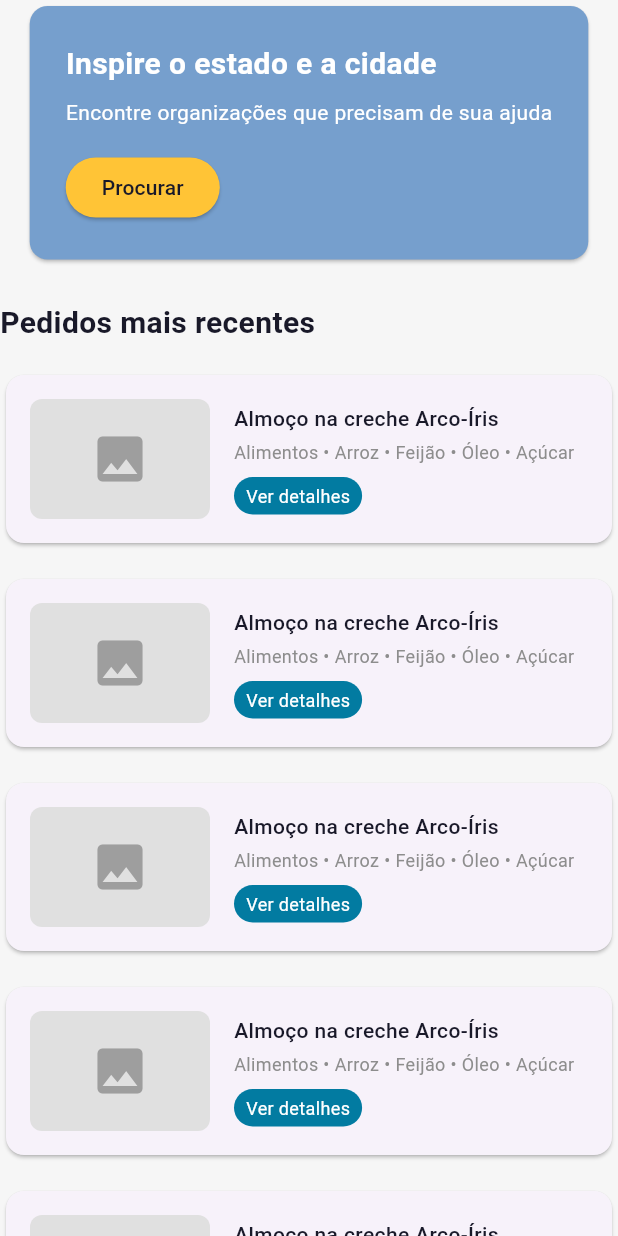
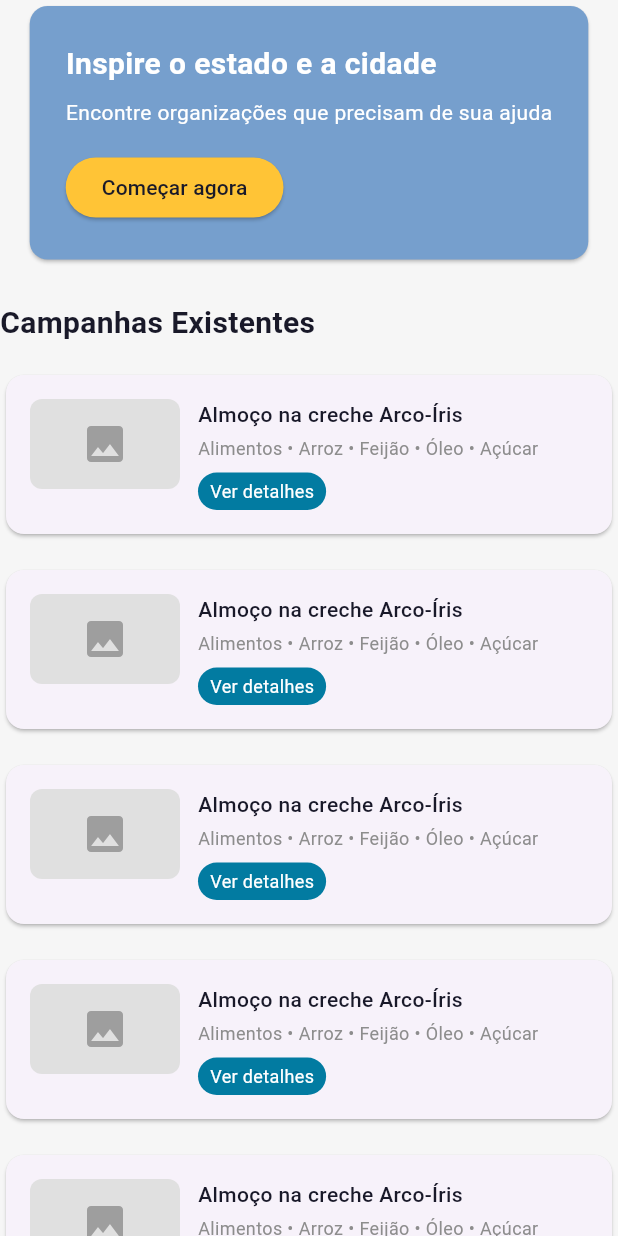
Before and after one commit to Fredericobarbosa/nacao_nutrida_flutter, a Flutter app: the CenterContent widget shown alone on an empty page, opened directly, on a phone screen of 412 x 824 dp. Run offline on Flutter 3.47's test engine with Material 3 defaults, Android fonts, the phone set to English and light mode, and no system bars; our stand-ins replace file_picker.

Commit message:
Refactor center_content.dart for navigation and layout
Updated button actions and text labels for better navigation and clarity. Adjusted layout properties for improved responsiveness.

```diff
--- a/lib/components/center_content.dart
+++ b/lib/components/center_content.dart
@@ -26,19 +26,18 @@ class CenterContent extends StatelessWidget {
                 const SizedBox(height: 8),
                 const Text(
                   'Encontre organizações que precisam de sua ajuda',
-                  style: TextStyle(
-                    color: Colors.white,
-                    fontSize: 14,
-                  ),
+                  style: TextStyle(color: Colors.white, fontSize: 14),
                 ),
                 const SizedBox(height: 16),
                 ElevatedButton(
-                  onPressed: () {},
+                  onPressed: () {
+                    Navigator.of(context).pushNamed('/descobrir');
+                  },
                   style: ElevatedButton.styleFrom(
                     backgroundColor: const Color(0xFFffc436),
                     foregroundColor: const Color(0xFF191929),
                   ),
-                  child: const Text('Procurar'),
+                  child: const Text('Começar agora'),
                 ),
               ],
             ),
@@ -51,7 +50,7 @@ class CenterContent extends StatelessWidget {
           crossAxisAlignment: CrossAxisAlignment.start,
           children: [
             const Text(
-              'Pedidos mais recentes',
+              'Campanhas Existentes',
               style: TextStyle(
                 fontSize: 20,
                 fontWeight: FontWeight.bold,
@@ -68,18 +67,27 @@ class CenterContent extends StatelessWidget {
                 child: Padding(
                   padding: const EdgeInsets.all(16),
                   child: Row(
+                    crossAxisAlignment: CrossAxisAlignment.start,
                     children: [
-                      Container(
-                        width: 120,
-                        height: 80,
+                      Flexible(
+                        flex: 0,
+                        child: Container(
+                          width: MediaQuery.of(context).size.width < 400
+                              ? 60
+                              : 100,
+                          height: 60,
                           decoration: BoxDecoration(
                             borderRadius: BorderRadius.circular(8),
                             color: Colors.grey[300],
                           ),
-                        child: const Icon(Icons.image,
-                            size: 40, color: Colors.grey),
+                          child: const Icon(
+                            Icons.image,
+                            size: 32,
+                            color: Colors.grey,
                           ),
-                      const SizedBox(width: 16),
+                        ),
+                      ),
+                      const SizedBox(width: 12),
                       Expanded(
                         child: Column(
                           crossAxisAlignment: CrossAxisAlignment.start,
@@ -90,6 +98,9 @@ class CenterContent extends StatelessWidget {
                                 fontWeight: FontWeight.w500,
                                 color: Color(0xFF191929),
                               ),
+                              maxLines: 2,
+                              overflow: TextOverflow.ellipsis,
+                              softWrap: true,
                             ),
                             const SizedBox(height: 4),
                             const Text(
@@ -98,11 +109,22 @@ class CenterContent extends StatelessWidget {
                                 color: Color(0xFF8d8d8d),
                                 fontSize: 12,
                               ),
+                              maxLines: 2,
+                              overflow: TextOverflow.ellipsis,
+                              softWrap: true,
                             ),
                             const SizedBox(height: 8),
-                            Container(
+                            GestureDetector(
+                              onTap: () {
+                                Navigator.of(
+                                  context,
+                                ).pushNamed('/cadastrar-pedido');
+                              },
+                              child: Container(
                                 padding: const EdgeInsets.symmetric(
-                                  horizontal: 8, vertical: 4),
+                                  horizontal: 8,
+                                  vertical: 4,
+                                ),
                                 decoration: BoxDecoration(
                                   color: const Color(0xFF027ba1),
                                   borderRadius: BorderRadius.circular(16),
@@ -112,6 +134,7 @@ class CenterContent extends StatelessWidget {
                                   style: TextStyle(
                                     color: Colors.white,
                                     fontSize: 12,
+                                  ),
                                 ),
                               ),
                             ),
@@ -142,7 +165,9 @@ class CenterContent extends StatelessWidget {
                 const Text('...', style: TextStyle(color: Color(0xFF8d8d8d))),
                 const SizedBox(width: 8),
                 OutlinedButton(
-                  onPressed: () {},
+                  onPressed: () {
+                    Navigator.of(context).pushNamed('/descobrir');
+                  },
                   child: const Text('Seguinte →'),
                 ),
               ],
```
Lines whose indentation alone changed are shown as unchanged.
